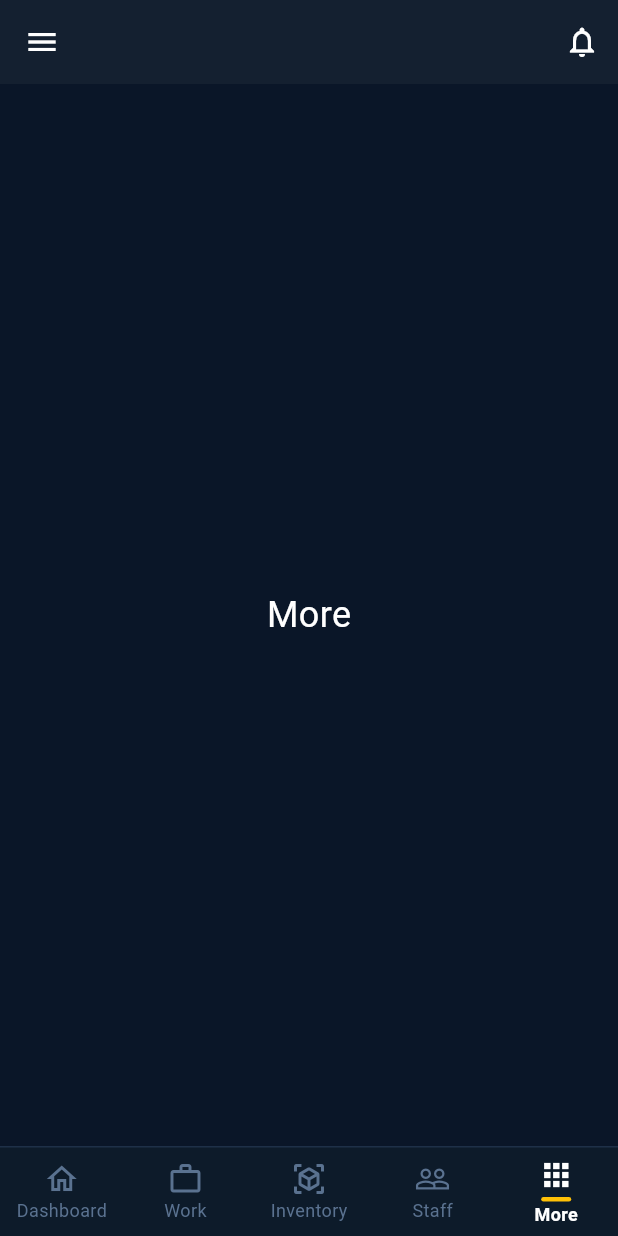
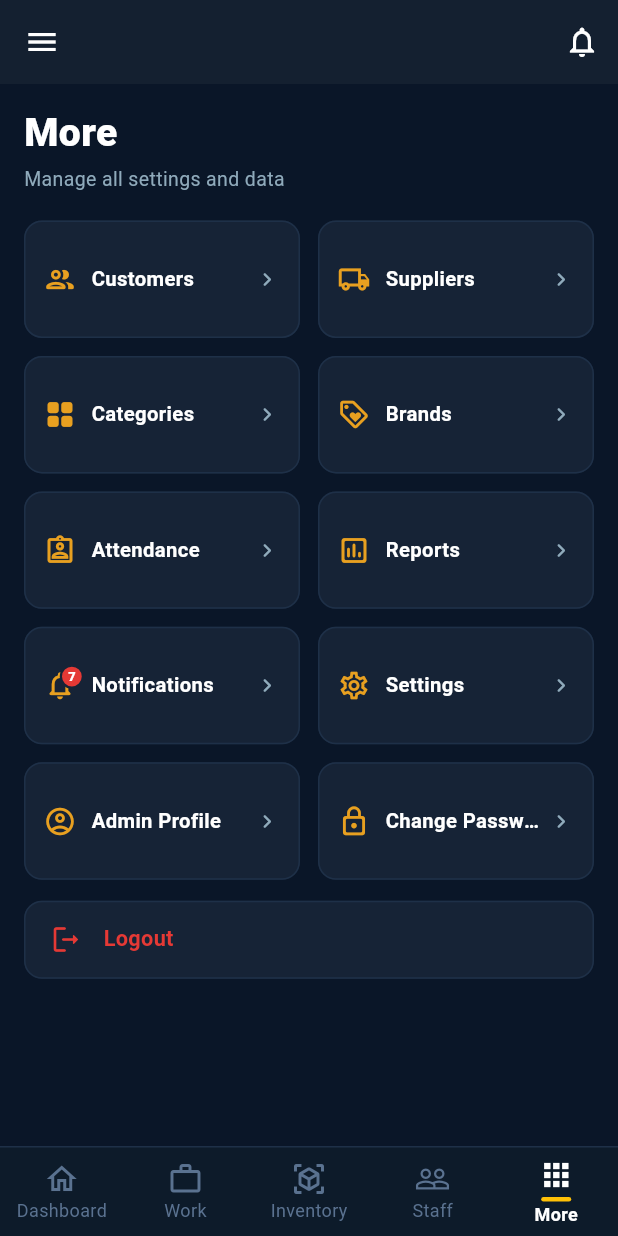
Before and after one commit to Vikky-Kumar-Nv/maa_tara, a Flutter app: the screen it shows after launch, item 5 of the bottom bar chosen, on a phone screen of 412 x 824 dp. Run offline on Flutter 3.47's test engine with Material 3 defaults, Android fonts, the phone set to English and light mode, and no system bars; our stand-ins replace image_picker; network calls fail.

Commit message:
more pages are added

```diff
--- a/lib/main.dart
+++ b/lib/main.dart
@@ -3,6 +3,7 @@ import 'package:maa_tara/appbar.dart';
 import 'package:maa_tara/bottom_tabbar.dart';
 import 'package:maa_tara/dashboard.dart';
 import 'package:maa_tara/job.dart';
+import 'package:maa_tara/more.dart';
 
 void main() {
   runApp(const MyApp());
@@ -60,6 +61,8 @@ class _HomePageState extends State<HomePage> {
         return const DashboardPage();
       case 1:
         return const JobPage();
+      case 4:
+        return const MorePage();
       default:
         return Center(
           child: Text(
--- /dev/null
+++ b/lib/more.dart
@@ -0,0 +1,407 @@
+import 'package:flutter/material.dart';
+
+// ─────────────────────────────────────────────────────────────────────────────
+//  Color Palette — consistent with app theme
+// ─────────────────────────────────────────────────────────────────────────────
+class _C {
+  static const bg = Color(0xFF0A1628);
+  static const card = Color(0xFF162336);
+  static const accent = Color(0xFFE8A020);
+  static const white = Colors.white;
+  static const muted = Color(0xFF8FAABB);
+  static const green = Color(0xFF2ECC71);
+  static const red = Color(0xFFE53935);
+  static const blue = Color(0xFF2196F3);
+  static const divider = Color(0xFF1E3048);
+}
+
+// ─────────────────────────────────────────────────────────────────────────────
+//  More Item Model
+// ─────────────────────────────────────────────────────────────────────────────
+class _MoreMenuItem {
+  final String title;
+  final IconData icon;
+  final int? badgeCount;
+  final VoidCallback? onTap;
+
+  const _MoreMenuItem({
+    required this.title,
+    required this.icon,
+    this.badgeCount,
+    this.onTap,
+  });
+}
+
+// ─────────────────────────────────────────────────────────────────────────────
+//  More Page (Body content for More Tab)
+// ─────────────────────────────────────────────────────────────────────────────
+class MorePage extends StatelessWidget {
+  const MorePage({super.key});
+
+  @override
+  Widget build(BuildContext context) {
+    final menuItems = [
+      _MoreMenuItem(
+        title: 'Customers',
+        icon: Icons.people_outline_rounded,
+        onTap: () => _handleItemTap(context, 'Customers'),
+      ),
+      _MoreMenuItem(
+        title: 'Suppliers',
+        icon: Icons.local_shipping_outlined,
+        onTap: () => _handleItemTap(context, 'Suppliers'),
+      ),
+      _MoreMenuItem(
+        title: 'Categories',
+        icon: Icons.grid_view_rounded,
+        onTap: () => _handleItemTap(context, 'Categories'),
+      ),
+      _MoreMenuItem(
+        title: 'Brands',
+        icon: Icons.loyalty_outlined,
+        onTap: () => _handleItemTap(context, 'Brands'),
+      ),
+      _MoreMenuItem(
+        title: 'Attendance',
+        icon: Icons.assignment_ind_outlined,
+        onTap: () => _handleItemTap(context, 'Attendance'),
+      ),
+      _MoreMenuItem(
+        title: 'Reports',
+        icon: Icons.insert_chart_outlined_rounded,
+        onTap: () => _handleItemTap(context, 'Reports'),
+      ),
+      _MoreMenuItem(
+        title: 'Notifications',
+        icon: Icons.notifications_none_rounded,
+        badgeCount: 7,
+        onTap: () => _handleItemTap(context, 'Notifications'),
+      ),
+      _MoreMenuItem(
+        title: 'Settings',
+        icon: Icons.settings_outlined,
+        onTap: () => _handleItemTap(context, 'Settings'),
+      ),
+      _MoreMenuItem(
+        title: 'Admin Profile',
+        icon: Icons.account_circle_outlined,
+        onTap: () => _handleItemTap(context, 'Admin Profile'),
+      ),
+      _MoreMenuItem(
+        title: 'Change Password',
+        icon: Icons.lock_outline_rounded,
+        onTap: () => _handleItemTap(context, 'Change Password'),
+      ),
+    ];
+
+    return SingleChildScrollView(
+      physics: const BouncingScrollPhysics(),
+      padding: const EdgeInsets.symmetric(horizontal: 16, vertical: 14),
+      child: Column(
+        crossAxisAlignment: CrossAxisAlignment.start,
+        children: [
+          // ── Header Title & Subtitle ─────────────────────────────────────────
+          const Text(
+            'More',
+            style: TextStyle(
+              color: _C.white,
+              fontSize: 26,
+              fontWeight: FontWeight.w800,
+              letterSpacing: 0.3,
+            ),
+          ),
+          const SizedBox(height: 3),
+          const Text(
+            'Manage all settings and data',
+            style: TextStyle(
+              color: _C.muted,
+              fontSize: 13,
+              fontWeight: FontWeight.w400,
+            ),
+          ),
+          const SizedBox(height: 18),
+
+          // ── 2-Column Menu Grid ──────────────────────────────────────────────
+          GridView.builder(
+            shrinkWrap: true,
+            physics: const NeverScrollableScrollPhysics(),
+            itemCount: menuItems.length,
+            gridDelegate: const SliverGridDelegateWithFixedCrossAxisCount(
+              crossAxisCount: 2,
+              crossAxisSpacing: 12,
+              mainAxisSpacing: 12,
+              childAspectRatio: 2.35,
+            ),
+            itemBuilder: (context, index) {
+              return _buildMenuCard(context, menuItems[index]);
+            },
+          ),
+          const SizedBox(height: 14),
+
+          // ── Full-Width Logout Card ──────────────────────────────────────────
+          _buildLogoutCard(context),
+
+          const SizedBox(height: 30),
+        ],
+      ),
+    );
+  }
+
+  // ── Menu Card Widget ────────────────────────────────────────────────────────
+  Widget _buildMenuCard(BuildContext context, _MoreMenuItem item) {
+    return Material(
+      color: _C.card,
+      borderRadius: BorderRadius.circular(12),
+      child: InkWell(
+        onTap: item.onTap,
+        borderRadius: BorderRadius.circular(12),
+        splashColor: _C.accent.withValues(alpha: 0.15),
+        highlightColor: _C.accent.withValues(alpha: 0.08),
+        child: Container(
+          padding: const EdgeInsets.symmetric(horizontal: 12, vertical: 10),
+          decoration: BoxDecoration(
+            borderRadius: BorderRadius.circular(12),
+            border: Border.all(color: _C.divider, width: 1),
+          ),
+          child: Row(
+            children: [
+              // Icon with optional Notification Badge
+              _buildIconWithBadge(item.icon, item.badgeCount),
+              const SizedBox(width: 10),
+
+              // Title
+              Expanded(
+                child: Text(
+                  item.title,
+                  style: const TextStyle(
+                    color: _C.white,
+                    fontSize: 13.5,
+                    fontWeight: FontWeight.w600,
+                  ),
+                  maxLines: 1,
+                  overflow: TextOverflow.ellipsis,
+                ),
+              ),
+
+              // Right Arrow Chevron
+              const Icon(
+                Icons.chevron_right_rounded,
+                color: _C.muted,
+                size: 18,
+              ),
+            ],
+          ),
+        ),
+      ),
+    );
+  }
+
+  // ── Icon With Optional Red Badge ────────────────────────────────────────────
+  Widget _buildIconWithBadge(IconData icon, int? badgeCount) {
+    if (badgeCount == null || badgeCount <= 0) {
+      return Icon(icon, color: _C.accent, size: 22);
+    }
+
+    return Stack(
+      clipBehavior: Clip.none,
+      children: [
+        Icon(icon, color: _C.accent, size: 22),
+        Positioned(
+          top: -4,
+          right: -5,
+          child: Container(
+            padding: const EdgeInsets.symmetric(horizontal: 4, vertical: 1.5),
+            decoration: BoxDecoration(
+              color: _C.red,
+              shape: BoxShape.circle,
+              border: Border.all(color: _C.card, width: 1.5),
+            ),
+            constraints: const BoxConstraints(minWidth: 14, minHeight: 14),
+            alignment: Alignment.center,
+            child: Text(
+              '$badgeCount',
+              style: const TextStyle(
+                color: Colors.white,
+                fontSize: 8.5,
+                fontWeight: FontWeight.w800,
+              ),
+            ),
+          ),
+        ),
+      ],
+    );
+  }
+
+  // ── Full-Width Logout Card ──────────────────────────────────────────────────
+  Widget _buildLogoutCard(BuildContext context) {
+    return Material(
+      color: _C.card,
+      borderRadius: BorderRadius.circular(12),
+      child: InkWell(
+        onTap: () => _showLogoutConfirmation(context),
+        borderRadius: BorderRadius.circular(12),
+        splashColor: _C.red.withValues(alpha: 0.15),
+        highlightColor: _C.red.withValues(alpha: 0.08),
+        child: Container(
+          width: double.infinity,
+          padding: const EdgeInsets.symmetric(horizontal: 16, vertical: 14),
+          decoration: BoxDecoration(
+            borderRadius: BorderRadius.circular(12),
+            border: Border.all(color: _C.divider, width: 1),
+          ),
+          child: Row(
+            children: const [
+              Icon(Icons.logout_rounded, color: _C.red, size: 22),
+              SizedBox(width: 14),
+              Text(
+                'Logout',
+                style: TextStyle(
+                  color: _C.red,
+                  fontSize: 14.5,
+                  fontWeight: FontWeight.w700,
+                  letterSpacing: 0.2,
+                ),
+              ),
+            ],
+          ),
+        ),
+      ),
+    );
+  }
+
+  // ── Logout Confirmation Dialog ──────────────────────────────────────────────
+  void _showLogoutConfirmation(BuildContext context) {
+    showDialog(
+      context: context,
+      barrierDismissible: true,
+      builder: (context) {
+        return Dialog(
+          backgroundColor: _C.card,
+          shape: RoundedRectangleBorder(
+            borderRadius: BorderRadius.circular(16),
+            side: const BorderSide(color: _C.divider, width: 1),
+          ),
+          child: Padding(
+            padding: const EdgeInsets.symmetric(horizontal: 20, vertical: 22),
+            child: Column(
+              mainAxisSize: MainAxisSize.min,
+              children: [
+                // Warning Icon Circle
+                Container(
+                  width: 58,
+                  height: 58,
+                  decoration: BoxDecoration(
+                    color: _C.red.withValues(alpha: 0.15),
+                    shape: BoxShape.circle,
+                    border: Border.all(
+                      color: _C.red.withValues(alpha: 0.4),
+                      width: 1.5,
+                    ),
+                  ),
+                  child: const Icon(
+                    Icons.logout_rounded,
+                    color: _C.red,
+                    size: 28,
+                  ),
+                ),
+                const SizedBox(height: 14),
+
+                // Dialog Title
+                const Text(
+                  'Confirm Logout',
+                  textAlign: TextAlign.center,
+                  style: TextStyle(
+                    color: _C.white,
+                    fontSize: 17,
+                    fontWeight: FontWeight.w700,
+                  ),
+                ),
+                const SizedBox(height: 8),
+
+                // Dialog Message
+                const Text(
+                  'Are you sure you want to log out from MAA TARA Automobiles?',
+                  textAlign: TextAlign.center,
+                  style: TextStyle(
+                    color: _C.muted,
+                    fontSize: 12.5,
+                    height: 1.35,
+                  ),
+                ),
+                const SizedBox(height: 20),
+
+                // Action Buttons (Cancel & Logout)
+                Row(
+                  children: [
+                    Expanded(
+                      child: OutlinedButton(
+                        onPressed: () => Navigator.pop(context),
+                        style: OutlinedButton.styleFrom(
+                          side: const BorderSide(color: _C.divider, width: 1),
+                          shape: RoundedRectangleBorder(
+                            borderRadius: BorderRadius.circular(10),
+                          ),
+                          padding: const EdgeInsets.symmetric(vertical: 11),
+                        ),
+                        child: const Text(
+                          'Cancel',
+                          style: TextStyle(
+                            color: _C.muted,
+                            fontWeight: FontWeight.w600,
+                            fontSize: 13.5,
+                          ),
+                        ),
+                      ),
+                    ),
+                    const SizedBox(width: 10),
+                    Expanded(
+                      child: ElevatedButton(
+                        onPressed: () {
+                          Navigator.pop(context);
+                          ScaffoldMessenger.of(context).showSnackBar(
+                            const SnackBar(
+                              content: Text('Logged out successfully'),
+                              backgroundColor: _C.card,
+                              duration: Duration(seconds: 2),
+                            ),
+                          );
+                        },
+                        style: ElevatedButton.styleFrom(
+                          backgroundColor: _C.red,
+                          shape: RoundedRectangleBorder(
+                            borderRadius: BorderRadius.circular(10),
+                          ),
+                          padding: const EdgeInsets.symmetric(vertical: 11),
+                          elevation: 0,
+                        ),
+                        child: const Text(
+                          'Logout',
+                          style: TextStyle(
+                            color: Colors.white,
+                            fontWeight: FontWeight.w700,
+                            fontSize: 13.5,
+                          ),
+                        ),
+                      ),
+                    ),
+                  ],
+                ),
+              ],
+            ),
+          ),
+        );
+      },
+    );
+  }
+
+  // ── General Item Tap Feedback ───────────────────────────────────────────────
+  void _handleItemTap(BuildContext context, String title) {
+    ScaffoldMessenger.of(context).showSnackBar(
+      SnackBar(
+        content: Text('Opening $title...'),
+        backgroundColor: _C.card,
+        duration: const Duration(milliseconds: 1200),
+      ),
+    );
+  }
+}
```
